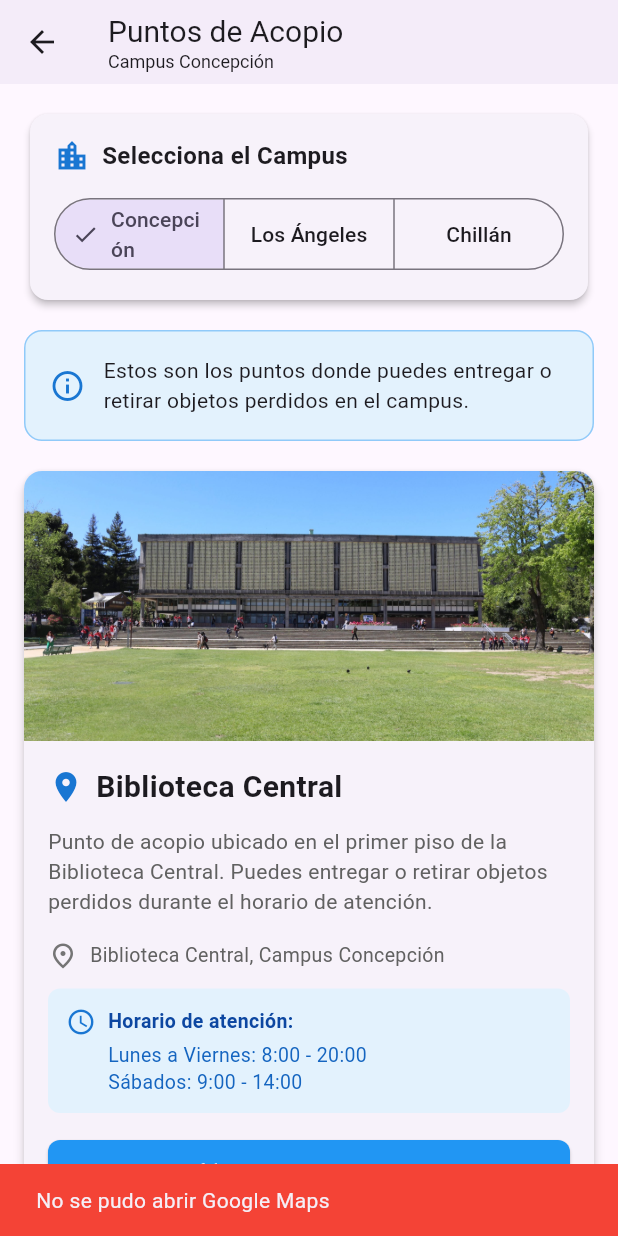
After one commit to koserak/IngSoftware-G2-2025, a Flutter app: the PuntosAcopioScreen screen opened directly, after a tap on "Ver en Google Maps", on a phone screen of 412 x 824 dp. The commit adds this screen. Run offline on Flutter 3.47's test engine with Material 3 defaults, Android fonts, the phone set to English and light mode, and no system bars; our stand-ins replace flutter_map, latlong2.

Commit message:
implementacion de puntos de acopio

```diff
--- /dev/null
+++ b/objetos_perdidos_udec/lib/Modelo/PuntoAcopio.dart
@@ -0,0 +1,27 @@
+class PuntoAcopio {
+  final String id;
+  final String nombre;
+  final String descripcion;
+  final String urlImagen;
+  final String horarioAtencion;
+  final String ubicacion;
+  final String direccion;
+  final String campus;
+
+  PuntoAcopio({
+    required this.id,
+    required this.nombre,
+    required this.descripcion,
+    required this.urlImagen,
+    required this.horarioAtencion,
+    required this.ubicacion,
+    required this.direccion,
+    required this.campus,
+  });
+
+  // URL para abrir en Google Maps usando la dirección
+  String get urlGoogleMaps {
+    final direccionCodificada = Uri.encodeComponent(direccion);
+    return 'https://www.google.com/maps/search/?api=1&query=$direccionCodificada';
+  }
+}
--- a/objetos_perdidos_udec/lib/Visual/main.dart
+++ b/objetos_perdidos_udec/lib/Visual/main.dart
@@ -1,5 +1,6 @@
 import 'package:flutter/material.dart';
 import 'package:objetos_perdidos_udec/Visual/elegirubicacionscreen.dart';
+import 'package:objetos_perdidos_udec/Visual/puntos_acopio_screen.dart';
 import 'package:flutter_map/flutter_map.dart';
 import 'package:latlong2/latlong.dart';
 import '../Modelo/Objeto.dart';
@@ -318,6 +319,90 @@ class _MainScreenState extends State<MainScreen> {
           ),
         ),
       ),
+      drawer: Drawer(
+        child: ListView(
+          padding: EdgeInsets.zero,
+          children: [
+            DrawerHeader(
+              decoration: BoxDecoration(
+                color: Colors.blue,
+                gradient: LinearGradient(
+                  begin: Alignment.topLeft,
+                  end: Alignment.bottomRight,
+                  colors: [Colors.blue[700]!, Colors.blue[500]!],
+                ),
+              ),
+              child: const Column(
+                crossAxisAlignment: CrossAxisAlignment.start,
+                mainAxisAlignment: MainAxisAlignment.end,
+                children: [
+                  Icon(Icons.school, color: Colors.white, size: 48),
+                  SizedBox(height: 12),
+                  Text(
+                    'Objetos Perdidos',
+                    style: TextStyle(
+                      color: Colors.white,
+                      fontSize: 24,
+                      fontWeight: FontWeight.bold,
+                    ),
+                  ),
+                  Text(
+                    'UdeC',
+                    style: TextStyle(color: Colors.white70, fontSize: 16),
+                  ),
+                ],
+              ),
+            ),
+            ListTile(
+              leading: const Icon(Icons.home_outlined, color: Colors.blue),
+              title: const Text('Inicio'),
+              onTap: () {
+                Navigator.pop(context);
+              },
+            ),
+            ListTile(
+              leading: const Icon(
+                Icons.location_on_outlined,
+                color: Colors.blue,
+              ),
+              title: const Text('Puntos de Acopio'),
+              subtitle: const Text('Ver ubicaciones disponibles'),
+              onTap: () {
+                Navigator.pop(context);
+                Navigator.push(
+                  context,
+                  MaterialPageRoute(
+                    builder: (context) => const PuntosAcopioScreen(),
+                  ),
+                );
+              },
+            ),
+            const Divider(),
+            ListTile(
+              leading: const Icon(Icons.info_outline, color: Colors.grey),
+              title: const Text('Acerca de'),
+              onTap: () {
+                Navigator.pop(context);
+                showAboutDialog(
+                  context: context,
+                  applicationName: 'Objetos Perdidos UdeC',
+                  applicationVersion: '1.0.0',
+                  applicationIcon: const Icon(
+                    Icons.school,
+                    size: 48,
+                    color: Colors.blue,
+                  ),
+                  children: const [
+                    Text(
+                      'Aplicación para gestionar objetos perdidos y encontrados en la Universidad de Concepción.',
+                    ),
+                  ],
+                );
+              },
+            ),
+          ],
+        ),
+      ),
       body: objetosFiltrados.isEmpty
           ? Center(
               child: Text(
@@ -395,14 +480,19 @@ class _MainScreenState extends State<MainScreen> {
                             width: 300,
                             child: FlutterMap(
                               options: MapOptions(
-                            initialCenter: LatLng(objeto.lat!, objeto.long!),
+                                initialCenter: LatLng(
+                                  objeto.lat!,
+                                  objeto.long!,
+                                ),
                                 initialZoom: 16,
                               ),
                               children: [
                                 TileLayer(
-                              urlTemplate: "https://tiles.stadiamaps.com/tiles/osm_bright/{z}/{x}/{y}{r}.png?api_key={apiKey}",
-                              additionalOptions: const{
-                                'apiKey' : '20aba97e-7b65-437d-8f1e-a9d91a8ff2df'
+                                  urlTemplate:
+                                      "https://tiles.stadiamaps.com/tiles/osm_bright/{z}/{x}/{y}{r}.png?api_key={apiKey}",
+                                  additionalOptions: const {
+                                    'apiKey':
+                                        '20aba97e-7b65-437d-8f1e-a9d91a8ff2df',
                                   },
                                 ),
                                 MarkerLayer(
@@ -417,13 +507,11 @@ class _MainScreenState extends State<MainScreen> {
                                         size: 30,
                                       ),
                                     ),
-
                                   ],
                                 ),
                               ],
                             ),
                           ),
-
 
                         Wrap(
                           spacing: 8,
@@ -802,7 +890,8 @@ class _ReportarObjetoDialogState extends State<ReportarObjetoDialog> {
                                 final result = await Navigator.push(
                                   context,
                                   MaterialPageRoute(
-                                  builder: (_) => const ElegirUbicacionScreen(),
+                                    builder: (_) =>
+                                        const ElegirUbicacionScreen(),
                                   ),
                                 );
                                 if (result != null) {
--- /dev/null
+++ b/objetos_perdidos_udec/lib/Visual/puntos_acopio_screen.dart
@@ -0,0 +1,471 @@
+import 'package:flutter/material.dart';
+import 'package:url_launcher/url_launcher.dart';
+import '../Modelo/PuntoAcopio.dart';
+
+class PuntosAcopioScreen extends StatefulWidget {
+  const PuntosAcopioScreen({Key? key}) : super(key: key);
+
+  @override
+  State<PuntosAcopioScreen> createState() => _PuntosAcopioScreenState();
+}
+
+class _PuntosAcopioScreenState extends State<PuntosAcopioScreen> {
+  bool _isLoading = false;
+  bool _hasError = false;
+  String? _errorMessage;
+  List<PuntoAcopio> _puntosAcopio = [];
+  String _campusSeleccionado = 'Concepción';
+
+  final List<String> _campusDisponibles = [
+    'Concepción',
+    'Los Ángeles',
+    'Chillán',
+  ];
+
+  @override
+  void initState() {
+    super.initState();
+    _cargarPuntosAcopio();
+  }
+
+  Future<void> _cargarPuntosAcopio() async {
+    setState(() {
+      _isLoading = true;
+      _hasError = false;
+      _errorMessage = null;
+    });
+
+    try {
+      // Simular carga de datos
+      await Future.delayed(const Duration(milliseconds: 500));
+
+      // Datos de los puntos de acopio solo udec conce por ahora
+      final todosPuntos = [
+        PuntoAcopio(
+          id: '1',
+          nombre: 'Biblioteca Central',
+          descripcion:
+              'Punto de acopio ubicado en el primer piso de la Biblioteca Central. Puedes entregar o retirar objetos perdidos durante el horario de atención.',
+          urlImagen: 'assets/images/central.jpg',
+          horarioAtencion:
+              'Lunes a Viernes: 8:00 - 20:00\nSábados: 9:00 - 14:00',
+          ubicacion: 'Biblioteca Central, Campus Concepción',
+          direccion:
+              'Biblioteca Central UdeC, Edmundo Larenas, Concepción, Chile',
+          campus: 'Concepción',
+        ),
+        PuntoAcopio(
+          id: '2',
+          nombre: 'Foro UdeC',
+          descripcion:
+              'Punto de acopio en el módulo de información del Foro. Personal capacitado te ayudará con el proceso de entrega o retiro de objetos.',
+          urlImagen: 'assets/images/foro.jpg',
+          horarioAtencion: 'Lunes a Viernes: 9:00 - 18:00',
+          ubicacion: 'Foro UdeC, Campus Concepción',
+          direccion: 'Foro Universidad de Concepción, Concepción, Chile',
+          campus: 'Concepción',
+        ),
+        PuntoAcopio(
+          id: '3',
+          nombre: 'Facultad de Medicina',
+          descripcion:
+              'Punto de acopio en la secretaría de la Facultad de Medicina.',
+          urlImagen: 'assets/images/medicina.jpeg',
+          horarioAtencion: 'Lunes a Viernes: 8:30 - 17:30',
+          ubicacion: 'Facultad de Medicina, Campus Concepción',
+          direccion:
+              'Facultad de Medicina UdeC, Barrio Universitario, Concepción, Chile',
+          campus: 'Concepción',
+        ),
+      ];
+
+      // Filtrar puntos según el campus seleccionado
+      final puntosFiltrados = todosPuntos
+          .where((punto) => punto.campus == _campusSeleccionado)
+          .toList();
+
+      setState(() {
+        _puntosAcopio = puntosFiltrados;
+        _isLoading = false;
+      });
+    } catch (e) {
+      setState(() {
+        _hasError = true;
+        _errorMessage = 'No se pudo cargar la información. Intenta nuevamente.';
+        _isLoading = false;
+      });
+    }
+  }
+
+  Future<void> _abrirGoogleMaps(PuntoAcopio punto) async {
+    final url = Uri.parse(punto.urlGoogleMaps);
+
+    try {
+      if (await canLaunchUrl(url)) {
+        await launchUrl(url, mode: LaunchMode.externalApplication);
+      } else {
+        if (mounted) {
+          ScaffoldMessenger.of(context).showSnackBar(
+            const SnackBar(
+              content: Text('No se pudo abrir Google Maps'),
+              backgroundColor: Colors.red,
+            ),
+          );
+        }
+      }
+    } catch (e) {
+      if (mounted) {
+        ScaffoldMessenger.of(context).showSnackBar(
+          const SnackBar(
+            content: Text('Error al abrir el mapa'),
+            backgroundColor: Colors.red,
+          ),
+        );
+      }
+    }
+  }
+
+  Widget _buildPuntoAcopioCard(PuntoAcopio punto) {
+    return Card(
+      margin: const EdgeInsets.only(bottom: 16),
+      elevation: 3,
+      shape: RoundedRectangleBorder(borderRadius: BorderRadius.circular(12)),
+      child: Column(
+        crossAxisAlignment: CrossAxisAlignment.start,
+        children: [
+          // Imagen del punto
+          ClipRRect(
+            borderRadius: const BorderRadius.only(
+              topLeft: Radius.circular(12),
+              topRight: Radius.circular(12),
+            ),
+            child: Image.asset(
+              punto.urlImagen,
+              height: 180,
+              width: double.infinity,
+              fit: BoxFit.cover,
+              errorBuilder: (context, error, stackTrace) {
+                return Container(
+                  height: 180,
+                  color: Colors.grey[300],
+                  child: const Center(
+                    child: Icon(
+                      Icons.location_on_outlined,
+                      size: 60,
+                      color: Colors.grey,
+                    ),
+                  ),
+                );
+              },
+            ),
+          ),
+          Padding(
+            padding: const EdgeInsets.all(16),
+            child: Column(
+              crossAxisAlignment: CrossAxisAlignment.start,
+              children: [
+                // Título
+                Row(
+                  children: [
+                    Icon(Icons.location_on, color: Colors.blue[700], size: 24),
+                    const SizedBox(width: 8),
+                    Expanded(
+                      child: Text(
+                        punto.nombre,
+                        style: const TextStyle(
+                          fontSize: 20,
+                          fontWeight: FontWeight.bold,
+                        ),
+                      ),
+                    ),
+                  ],
+                ),
+                const SizedBox(height: 12),
+
+                // Descripción
+                Text(
+                  punto.descripcion,
+                  style: TextStyle(
+                    fontSize: 14,
+                    color: Colors.grey[700],
+                    height: 1.4,
+                  ),
+                ),
+                const SizedBox(height: 16),
+
+                // Ubicación
+                Row(
+                  crossAxisAlignment: CrossAxisAlignment.start,
+                  children: [
+                    Icon(
+                      Icons.place_outlined,
+                      color: Colors.grey[600],
+                      size: 20,
+                    ),
+                    const SizedBox(width: 8),
+                    Expanded(
+                      child: Text(
+                        punto.ubicacion,
+                        style: TextStyle(fontSize: 13, color: Colors.grey[700]),
+                      ),
+                    ),
+                  ],
+                ),
+                const SizedBox(height: 12),
+
+                // Horario
+                Container(
+                  padding: const EdgeInsets.all(12),
+                  decoration: BoxDecoration(
+                    color: Colors.blue[50],
+                    borderRadius: BorderRadius.circular(8),
+                  ),
+                  child: Row(
+                    crossAxisAlignment: CrossAxisAlignment.start,
+                    children: [
+                      Icon(
+                        Icons.access_time,
+                        color: Colors.blue[700],
+                        size: 20,
+                      ),
+                      const SizedBox(width: 8),
+                      Expanded(
+                        child: Column(
+                          crossAxisAlignment: CrossAxisAlignment.start,
+                          children: [
+                            Text(
+                              'Horario de atención:',
+                              style: TextStyle(
+                                fontWeight: FontWeight.bold,
+                                fontSize: 13,
+                                color: Colors.blue[900],
+                              ),
+                            ),
+                            const SizedBox(height: 4),
+                            Text(
+                              punto.horarioAtencion,
+                              style: TextStyle(
+                                fontSize: 13,
+                                color: Colors.blue[800],
+                                height: 1.4,
+                              ),
+                            ),
+                          ],
+                        ),
+                      ),
+                    ],
+                  ),
+                ),
+                const SizedBox(height: 16),
+
+                // Botón Google Maps
+                SizedBox(
+                  width: double.infinity,
+                  child: ElevatedButton.icon(
+                    onPressed: () => _abrirGoogleMaps(punto),
+                    icon: const Icon(Icons.map_outlined),
+                    label: const Text('Ver en Google Maps'),
+                    style: ElevatedButton.styleFrom(
+                      backgroundColor: Colors.blue,
+                      foregroundColor: Colors.white,
+                      padding: const EdgeInsets.symmetric(vertical: 12),
+                      shape: RoundedRectangleBorder(
+                        borderRadius: BorderRadius.circular(8),
+                      ),
+                    ),
+                  ),
+                ),
+              ],
+            ),
+          ),
+        ],
+      ),
+    );
+  }
+
+  @override
+  Widget build(BuildContext context) {
+    return Scaffold(
+      appBar: AppBar(
+        title: Column(
+          crossAxisAlignment: CrossAxisAlignment.start,
+          children: [
+            const Text('Puntos de Acopio', style: TextStyle(fontSize: 20)),
+            Text(
+              'Campus $_campusSeleccionado',
+              style: const TextStyle(fontSize: 12),
+            ),
+          ],
+        ),
+        elevation: 2,
+      ),
+      body: _isLoading
+          ? const Center(
+              child: Column(
+                mainAxisAlignment: MainAxisAlignment.center,
+                children: [
+                  CircularProgressIndicator(),
+                  SizedBox(height: 16),
+                  Text(
+                    'Cargando puntos de acopio...',
+                    style: TextStyle(fontSize: 16, color: Colors.grey),
+                  ),
+                ],
+              ),
+            )
+          : _hasError
+          ? Center(
+              child: Padding(
+                padding: const EdgeInsets.all(24),
+                child: Column(
+                  mainAxisAlignment: MainAxisAlignment.center,
+                  children: [
+                    Icon(Icons.error_outline, size: 64, color: Colors.red[300]),
+                    const SizedBox(height: 16),
+                    Text(
+                      _errorMessage ?? 'Ocurrió un error',
+                      style: const TextStyle(fontSize: 16, color: Colors.grey),
+                      textAlign: TextAlign.center,
+                    ),
+                    const SizedBox(height: 24),
+                    ElevatedButton.icon(
+                      onPressed: _cargarPuntosAcopio,
+                      icon: const Icon(Icons.refresh),
+                      label: const Text('Reintentar'),
+                      style: ElevatedButton.styleFrom(
+                        backgroundColor: Colors.blue,
+                        foregroundColor: Colors.white,
+                        padding: const EdgeInsets.symmetric(
+                          horizontal: 24,
+                          vertical: 12,
+                        ),
+                      ),
+                    ),
+                  ],
+                ),
+              ),
+            )
+          : RefreshIndicator(
+              onRefresh: _cargarPuntosAcopio,
+              child: ListView(
+                padding: const EdgeInsets.all(16),
+                children: [
+                  // Selector de Campus
+                  Card(
+                    elevation: 2,
+                    child: Padding(
+                      padding: const EdgeInsets.all(16),
+                      child: Column(
+                        crossAxisAlignment: CrossAxisAlignment.start,
+                        children: [
+                          Row(
+                            children: [
+                              Icon(
+                                Icons.location_city,
+                                color: Colors.blue[700],
+                              ),
+                              const SizedBox(width: 8),
+                              const Text(
+                                'Selecciona el Campus',
+                                style: TextStyle(
+                                  fontSize: 16,
+                                  fontWeight: FontWeight.bold,
+                                ),
+                              ),
+                            ],
+                          ),
+                          const SizedBox(height: 12),
+                          SegmentedButton<String>(
+                            segments: _campusDisponibles.map((campus) {
+                              return ButtonSegment<String>(
+                                value: campus,
+                                label: Text(campus),
+                              );
+                            }).toList(),
+                            selected: {_campusSeleccionado},
+                            onSelectionChanged: (Set<String> newSelection) {
+                              setState(() {
+                                _campusSeleccionado = newSelection.first;
+                              });
+                              _cargarPuntosAcopio();
+                            },
+                          ),
+                        ],
+                      ),
+                    ),
+                  ),
+                  const SizedBox(height: 16),
+
+                  // Información introductoria
+                  if (_puntosAcopio.isNotEmpty)
+                    Container(
+                      padding: const EdgeInsets.all(16),
+                      decoration: BoxDecoration(
+                        color: Colors.blue[50],
+                        borderRadius: BorderRadius.circular(12),
+                        border: Border.all(color: Colors.blue[200]!),
+                      ),
+                      child: Row(
+                        children: [
+                          Icon(Icons.info_outline, color: Colors.blue[700]),
+                          const SizedBox(width: 12),
+                          const Expanded(
+                            child: Text(
+                              'Estos son los puntos donde puedes entregar o retirar objetos perdidos en el campus.',
+                              style: TextStyle(fontSize: 14),
+                            ),
+                          ),
+                        ],
+                      ),
+                    ),
+
+                  // Mensaje cuando no hay puntos disponibles
+                  if (_puntosAcopio.isEmpty && !_isLoading)
+                    Container(
+                      margin: const EdgeInsets.only(top: 32),
+                      padding: const EdgeInsets.all(24),
+                      decoration: BoxDecoration(
+                        color: Colors.grey[100],
+                        borderRadius: BorderRadius.circular(12),
+                        border: Border.all(color: Colors.grey[300]!),
+                      ),
+                      child: Column(
+                        children: [
+                          Icon(
+                            Icons.location_off_outlined,
+                            size: 64,
+                            color: Colors.grey[400],
+                          ),
+                          const SizedBox(height: 16),
+                          Text(
+                            'No hay puntos de acopio disponibles',
+                            style: TextStyle(
+                              fontSize: 18,
+                              fontWeight: FontWeight.bold,
+                              color: Colors.grey[700],
+                            ),
+                            textAlign: TextAlign.center,
+                          ),
+                          const SizedBox(height: 8),
+                          Text(
+                            'Los puntos de acopio para el campus $_campusSeleccionado estarán disponibles próximamente.',
+                            style: TextStyle(
+                              fontSize: 14,
+                              color: Colors.grey[600],
+                            ),
+                            textAlign: TextAlign.center,
+                          ),
+                        ],
+                      ),
+                    ),
+
+                  if (_puntosAcopio.isNotEmpty) const SizedBox(height: 20),
+
+                  // Lista de puntos de acopio
+                  ..._puntosAcopio.map((punto) => _buildPuntoAcopioCard(punto)),
+                ],
+              ),
+            ),
+    );
+  }
+}
```
Also changed, not shown: objetos_perdidos_udec/pubspec.yaml (+4 -4 lines), img/central.jpg (added), img/foro.jpg (added), img/medicina.jpeg (added), objetos_perdidos_udec/assets/images/central.jpg (added), objetos_perdidos_udec/assets/images/foro.jpg (added), objetos_perdidos_udec/assets/images/medicina.jpeg (added), objetos_perdidos_udec/pubspec.lock, 5 other files. Lines whose indentation alone changed are shown as unchanged.
